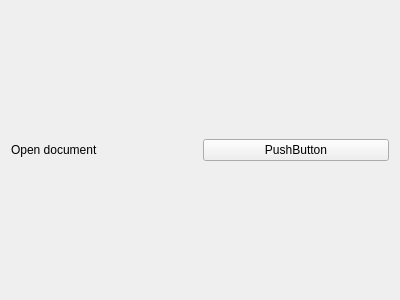
The window that GUI/ui/gui_opendoc.ui (GiuliCler/GIMPteam) describes before a commit, drawn with Qt 5.
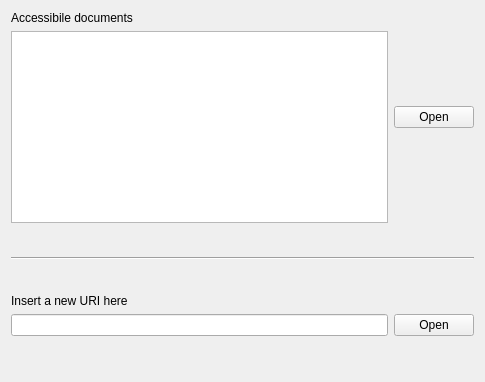
The same window after the commit.

Commit message:
Modificato tab open document. Aggiunta finestra editor
Più un po' di altre piccole cose che neanche mi ricordo tutte. Comunque devo finire i collegamenti tra il menù e la nuova finestra

```diff
--- a/GUI/ui/gui_opendoc.ui
+++ b/GUI/ui/gui_opendoc.ui
@@ -6,8 +6,8 @@
    <rect>
     <x>0</x>
     <y>0</y>
-    <width>400</width>
-    <height>300</height>
+    <width>485</width>
+    <height>382</height>
    </rect>
   </property>
   <property name="sizePolicy">
@@ -19,35 +19,33 @@
   <property name="windowTitle">
    <string>Form</string>
   </property>
-  <layout class="QGridLayout" name="gridLayout">
-   <item row="0" column="1">
-    <spacer name="verticalSpacer_2">
-     <property name="orientation">
-      <enum>Qt::Vertical</enum>
-     </property>
-     <property name="sizeHint" stdset="0">
-      <size>
-       <width>20</width>
-       <height>121</height>
-      </size>
-     </property>
-    </spacer>
+  <layout class="QVBoxLayout" name="verticalLayout_3">
+   <item>
+    <layout class="QHBoxLayout" name="horizontalLayout_2">
+     <item>
+      <layout class="QVBoxLayout" name="verticalLayout">
+       <item>
+        <widget class="QLabel" name="label">
+         <property name="text">
+          <string>Accessibile documents</string>
+         </property>
+        </widget>
+       </item>
+       <item>
+        <widget class="QListWidget" name="docsListWidget"/>
+       </item>
+      </layout>
+     </item>
+     <item>
+      <widget class="QPushButton" name="openDocsPushButton">
+       <property name="text">
+        <string>Open</string>
+       </property>
+      </widget>
+     </item>
+    </layout>
    </item>
-   <item row="1" column="0">
-    <widget class="QLabel" name="label">
-     <property name="text">
-      <string>Open document</string>
-     </property>
-    </widget>
-   </item>
-   <item row="1" column="1">
-    <widget class="QPushButton" name="pushButton">
-     <property name="text">
-      <string>PushButton</string>
-     </property>
-    </widget>
-   </item>
-   <item row="2" column="1">
+   <item>
     <spacer name="verticalSpacer">
      <property name="orientation">
       <enum>Qt::Vertical</enum>
@@ -55,7 +53,65 @@
      <property name="sizeHint" stdset="0">
       <size>
        <width>20</width>
-       <height>120</height>
+       <height>15</height>
+      </size>
+     </property>
+    </spacer>
+   </item>
+   <item>
+    <widget class="Line" name="line">
+     <property name="orientation">
+      <enum>Qt::Horizontal</enum>
+     </property>
+    </widget>
+   </item>
+   <item>
+    <spacer name="verticalSpacer_2">
+     <property name="orientation">
+      <enum>Qt::Vertical</enum>
+     </property>
+     <property name="sizeHint" stdset="0">
+      <size>
+       <width>20</width>
+       <height>16</height>
+      </size>
+     </property>
+    </spacer>
+   </item>
+   <item>
+    <layout class="QVBoxLayout" name="verticalLayout_2">
+     <item>
+      <widget class="QLabel" name="label_2">
+       <property name="text">
+        <string>Insert a new URI here</string>
+       </property>
+      </widget>
+     </item>
+     <item>
+      <layout class="QHBoxLayout" name="horizontalLayout">
+       <item>
+        <widget class="QLineEdit" name="URILineEdit"/>
+       </item>
+       <item>
+        <widget class="QPushButton" name="openURIPushButton">
+         <property name="text">
+          <string>Open</string>
+         </property>
+        </widget>
+       </item>
+      </layout>
+     </item>
+    </layout>
+   </item>
+   <item>
+    <spacer name="verticalSpacer_3">
+     <property name="orientation">
+      <enum>Qt::Vertical</enum>
+     </property>
+     <property name="sizeHint" stdset="0">
+      <size>
+       <width>20</width>
+       <height>35</height>
       </size>
      </property>
     </spacer>
```
The commit also changes 22 other files.
